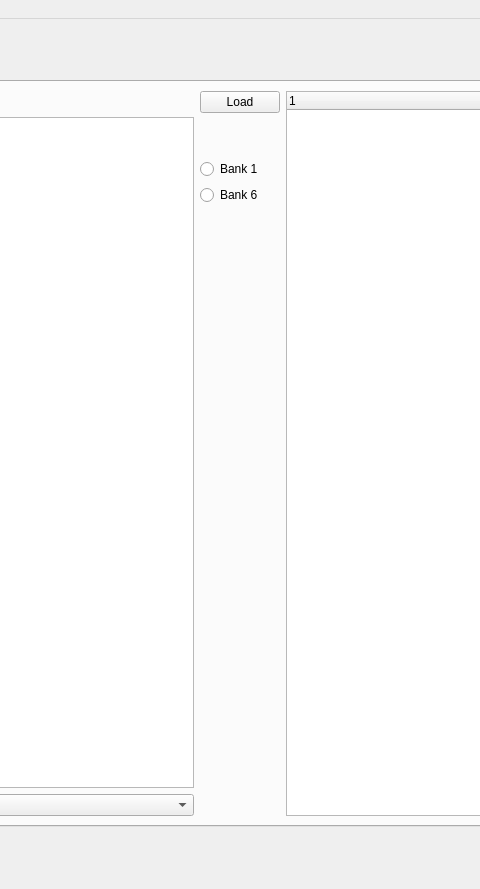
Qt form designer/ui_mainWindow.ui (neutrons/addie) before a commit; both pictures show x 707 to 1187 and y 0 to 889 of the 1269 by 889 pixel window.
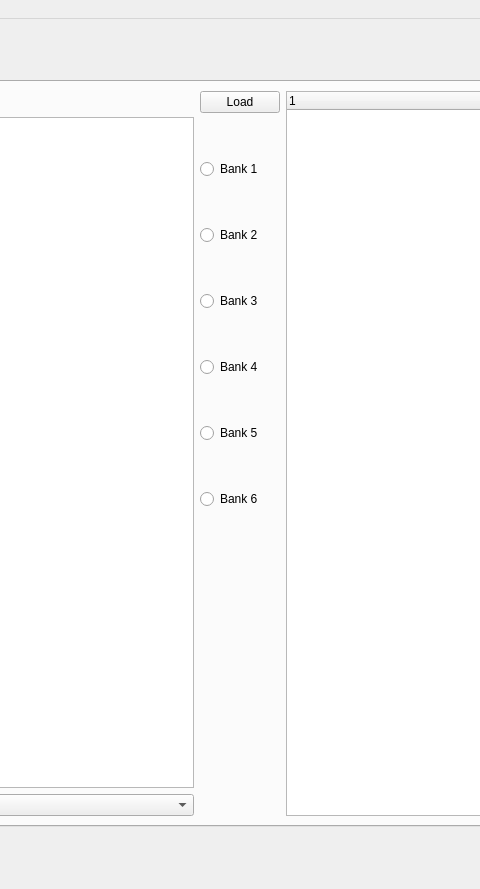
The same form after that commit. The open tabs and pages were chosen to show the change. Custom widgets are drawn as their Qt base class.

Commit message: Checkpointing progress on implementing GUI.

```diff
--- a/designer/ui_mainWindow.ui
+++ b/designer/ui_mainWindow.ui
@@ -292,7 +292,115 @@
                </widget>
               </item>
               <item>
-               <widget class="QRadioButton" name="radioButton_2">
+               <spacer name="verticalSpacer_4">
+                <property name="orientation">
+                 <enum>Qt::Vertical</enum>
+                </property>
+                <property name="sizeType">
+                 <enum>QSizePolicy::Ignored</enum>
+                </property>
+                <property name="sizeHint" stdset="0">
+                 <size>
+                  <width>20</width>
+                  <height>40</height>
+                 </size>
+                </property>
+               </spacer>
+              </item>
+              <item>
+               <widget class="QRadioButton" name="radioButton_b2">
+                <property name="text">
+                 <string>Bank 2</string>
+                </property>
+               </widget>
+              </item>
+              <item>
+               <spacer name="verticalSpacer_5">
+                <property name="orientation">
+                 <enum>Qt::Vertical</enum>
+                </property>
+                <property name="sizeType">
+                 <enum>QSizePolicy::Ignored</enum>
+                </property>
+                <property name="sizeHint" stdset="0">
+                 <size>
+                  <width>20</width>
+                  <height>40</height>
+                 </size>
+                </property>
+               </spacer>
+              </item>
+              <item>
+               <widget class="QRadioButton" name="radioButton_b3">
+                <property name="text">
+                 <string>Bank 3</string>
+                </property>
+               </widget>
+              </item>
+              <item>
+               <spacer name="verticalSpacer_7">
+                <property name="orientation">
+                 <enum>Qt::Vertical</enum>
+                </property>
+                <property name="sizeType">
+                 <enum>QSizePolicy::Ignored</enum>
+                </property>
+                <property name="sizeHint" stdset="0">
+                 <size>
+                  <width>20</width>
+                  <height>40</height>
+                 </size>
+                </property>
+               </spacer>
+              </item>
+              <item>
+               <widget class="QRadioButton" name="radioButton_b4">
+                <property name="text">
+                 <string>Bank 4</string>
+                </property>
+               </widget>
+              </item>
+              <item>
+               <spacer name="verticalSpacer_6">
+                <property name="orientation">
+                 <enum>Qt::Vertical</enum>
+                </property>
+                <property name="sizeType">
+                 <enum>QSizePolicy::Ignored</enum>
+                </property>
+                <property name="sizeHint" stdset="0">
+                 <size>
+                  <width>20</width>
+                  <height>40</height>
+                 </size>
+                </property>
+               </spacer>
+              </item>
+              <item>
+               <widget class="QRadioButton" name="radioButton_b5">
+                <property name="text">
+                 <string>Bank 5</string>
+                </property>
+               </widget>
+              </item>
+              <item>
+               <spacer name="verticalSpacer_8">
+                <property name="orientation">
+                 <enum>Qt::Vertical</enum>
+                </property>
+                <property name="sizeType">
+                 <enum>QSizePolicy::Ignored</enum>
+                </property>
+                <property name="sizeHint" stdset="0">
+                 <size>
+                  <width>20</width>
+                  <height>40</height>
+                 </size>
+                </property>
+               </spacer>
+              </item>
+              <item>
+               <widget class="QRadioButton" name="radioButton_b6">
                 <property name="text">
                  <string>Bank 6</string>
                 </property>
```
Left out of the diff: 16 changed lines with no effect on the pictures. The commit also changes 2 other files.
